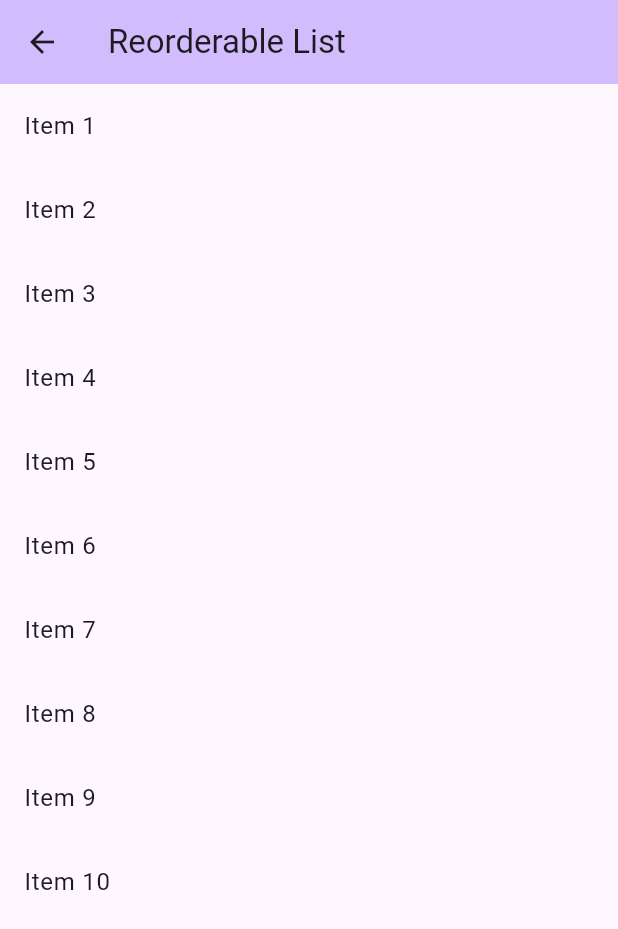
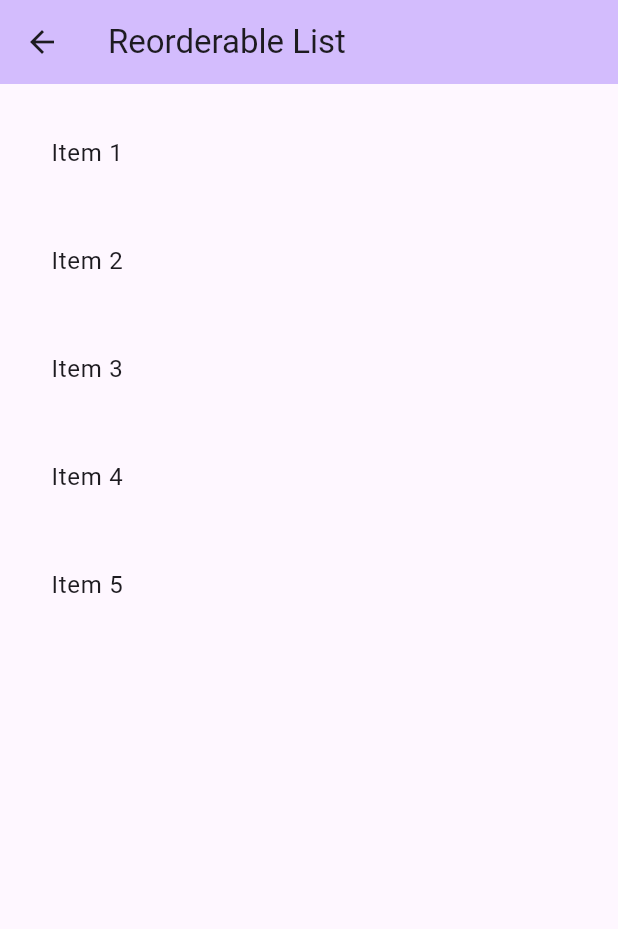
Before and after one commit to ClementPeter/widgets_demo, a Flutter app: the screen it shows after launch, after a tap on "Reorderable List", on a phone screen of 412 x 824 dp. Shown: the top 929 px of the screen. Run offline on Flutter 3.47's test engine with Material 2 defaults, Android fonts, the phone set to English and light mode, and no system bars.

```diff
--- a/lib/main.dart
+++ b/lib/main.dart
@@ -50,7 +50,7 @@ class _MyHomePageState extends State<MyHomePage> {
                 Navigator.push(
                   context,
                   MaterialPageRoute(
-                    builder: (context) => const ReorderableListPage(),
+                    builder: (context) => const AutoReorderableListPage(),
                   ),
                 );
               },
--- a/lib/reorderble_list.dart
+++ b/lib/reorderble_list.dart
@@ -1,5 +1,6 @@
 import 'package:flutter/material.dart';
 
+//manually re-ordering tiles
 class ReorderableListPage extends StatelessWidget {
   const ReorderableListPage({super.key});
 
@@ -33,28 +34,133 @@ class ReorderableListPage extends StatelessWidget {
             key: ValueKey(5),
             title: Text("Item 5"),
           ),
-          ListTile(
-            key: ValueKey(6),
-            title: Text("Item 6"),
-          ),
-          ListTile(
-            key: ValueKey(7),
-            title: Text("Item 7"),
-          ),
-          ListTile(
-            key: ValueKey(8),
-            title: Text("Item 8"),
-          ),
-          ListTile(
-            key: ValueKey(9),
-            title: Text("Item 9"),
-          ),
-          ListTile(
-            key: ValueKey(10),
-            title: Text("Item 10"),
-          ),
         ],
       ),
     );
   }
 }
+
+//manually re-ordering tiles
+class AutoReorderableListPage extends StatefulWidget {
+  const AutoReorderableListPage({super.key});
+
+  @override
+  State<AutoReorderableListPage> createState() =>
+      _AutoReorderableListPageState();
+}
+
+class _AutoReorderableListPageState extends State<AutoReorderableListPage> {
+  // list of tiles
+  final List myTiles = [
+    'Item 1',
+    'Item 2',
+    'Item 3',
+    'Item 4',
+    'Item 5',
+  ];
+
+  void updateMyTiles(int oldIndex, int newIndex) {
+    //wrap in setstate to trigger a rebuild everytime we re-order a tile
+    setState(() {
+      if (oldIndex < newIndex) {
+        newIndex -= 1;
+      }
+
+      //get the tile we are moving
+      final String tile = myTiles.removeAt(oldIndex);
+
+      //place the tile in new position
+      myTiles.insert(newIndex, tile);
+    });
+  }
+
+  @override
+  Widget build(BuildContext context) {
+    return Scaffold(
+      appBar: AppBar(
+        backgroundColor: Theme.of(context).colorScheme.inversePrimary,
+        title: const Text("Reorderable List"),
+      ),
+      body: ReorderableListView(
+        padding: const EdgeInsets.all(10),
+        onReorder: (oldIndex, newIndex) {
+          updateMyTiles(oldIndex, newIndex);
+        },
+        children: [
+          //use for-in loop to interate to "myTiles" list
+          for (final tile in myTiles)
+            // ListTile()
+            Padding(
+              key: ValueKey(tile),
+              padding: const EdgeInsets.all(8.0),
+              child: ListTile(
+                title: Text(
+                  tile.toString(),
+                ),
+              ),
+            )
+        ],
+      ),
+    );
+  }
+}
+
+//import 'package:flutter/material.dart';
+
+class HomePage extends StatefulWidget {
+  const HomePage({super.key});
+
+  @override
+  State<HomePage> createState() => _HomePageState();
+}
+
+class _HomePageState extends State<HomePage> {
+  // list of tiles
+  final List myTiles = [
+    'A',
+    'B',
+    'C',
+    'D',
+  ];
+
+  // reorder method
+  void updateMyTiles(int oldIndex, int newIndex) {
+    setState(() {
+      // this adjustment is needed when moving down the list
+      if (oldIndex < newIndex) {
+        newIndex -= 1;
+      }
+
+      // get the tile we are moving
+      final String tile = myTiles.removeAt(oldIndex);
+      // place the tile in new position
+      myTiles.insert(newIndex, tile);
+    });
+  }
+
+  @override
+  Widget build(BuildContext context) {
+    return Scaffold(
+      appBar: AppBar(title: const Text("Re-Orderable ListView")),
+      body: ReorderableListView(
+        padding: const EdgeInsets.all(10),
+        children: [
+          for (final tile in myTiles)
+            Padding(
+              key: ValueKey(tile),
+              padding: const EdgeInsets.all(8.0),
+              child: Container(
+                color: Colors.grey[200],
+                child: ListTile(
+                  title: Text(tile.toString()),
+                ),
+              ),
+            ),
+        ],
+        onReorder: (oldIndex, newIndex) {
+          updateMyTiles(oldIndex, newIndex);
+        },
+      ),
+    );
+  }
+}
```
